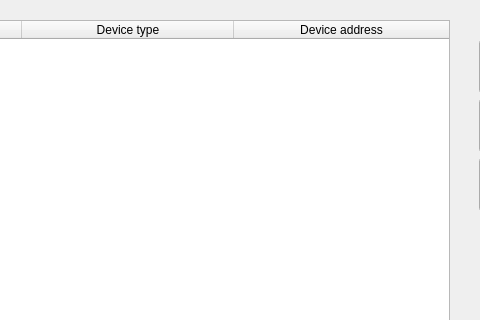
Qt form modbus-app/ui/DevicesConfiguration.ui (matus-u/sz-modbus) before a commit; both pictures show x 221 to 701 and y 0 to 320 of the 1024 by 768 pixel window.
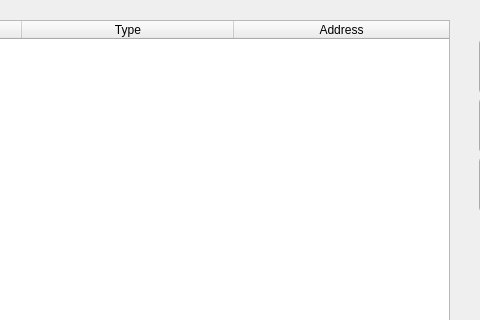
The same form after that commit. Icons and pictures are not drawn.

Commit message: update alignment of table data

What changed in the file:
```diff
--- a/modbus-app/ui/DevicesConfiguration.ui
+++ b/modbus-app/ui/DevicesConfiguration.ui
@@ -44,7 +44,7 @@
     <number>212</number>
    </attribute>
    <attribute name="horizontalHeaderMinimumSectionSize">
-    <number>212</number>
+    <number>50</number>
    </attribute>
    <attribute name="horizontalHeaderStretchLastSection">
     <bool>true</bool>
@@ -65,12 +65,12 @@
    </column>
    <column>
     <property name="text">
-     <string>Device type</string>
+     <string>Type</string>
     </property>
    </column>
    <column>
     <property name="text">
-     <string>Device address</string>
+     <string>Address</string>
     </property>
    </column>
   </widget>
```
Left out of the diff: 2 changed lines with no effect on the pictures. The commit also changes 2 other files.
